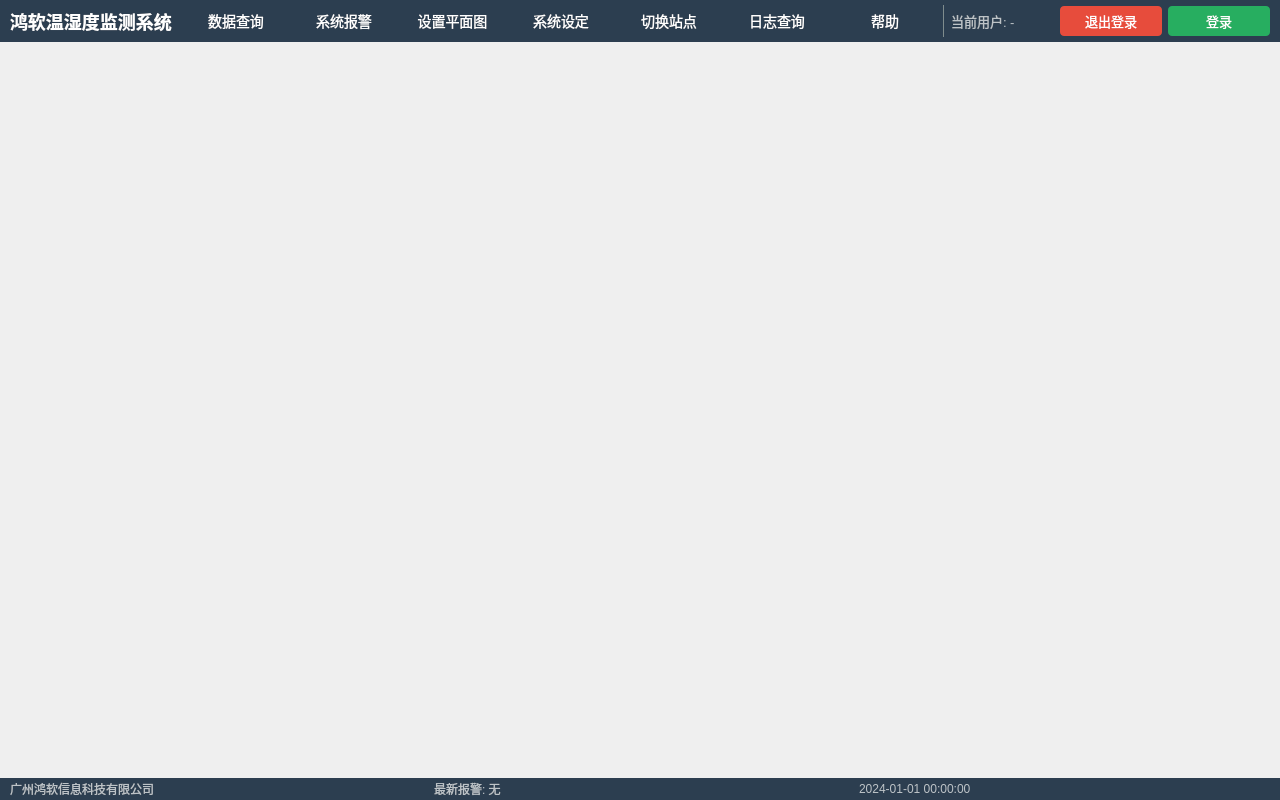
Before: the Qt Designer form ui/mainwindow.ui in 1034569185/1034569185, drawn with Qt 5.
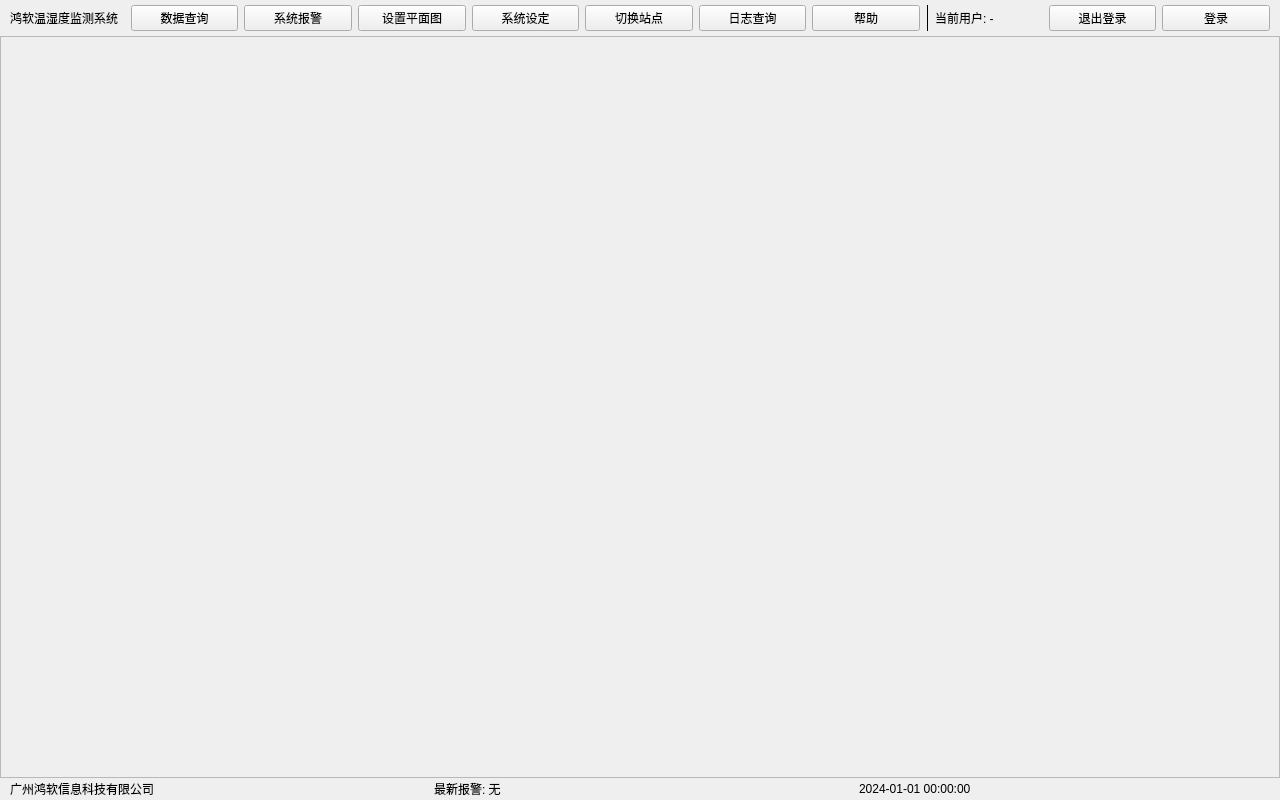
After: the same form once the commit is applied.

Commit message:
Polish QSS skin integration and remove inline style overrides
Agent-Logs-Url: https://github.com/1034569185/1034569185/sessions/25855561-4c25-4243-ade2-edfe54ba42ff

Diff of the .ui file:
```diff
--- a/ui/mainwindow.ui
+++ b/ui/mainwindow.ui
@@ -36,9 +36,6 @@
       <property name="maximumHeight">
        <number>60</number>
       </property>
-      <property name="styleSheet">
-       <string>QWidget#topBarWidget { background-color: #2c3e50; }</string>
-      </property>
       <layout class="QHBoxLayout" name="topBarLayout">
        <property name="leftMargin">
         <number>10</number>
@@ -57,9 +54,6 @@
          <property name="text">
           <string>鸿软温湿度监测系统</string>
          </property>
-         <property name="styleSheet">
-          <string>QLabel { color: white; font-size: 18px; font-weight: bold; }</string>
-         </property>
         </widget>
        </item>
        <item>
@@ -74,10 +68,6 @@
          <property name="text">
           <string>数据查询</string>
          </property>
-         <property name="styleSheet">
-          <string>QPushButton { color: white; background-color: transparent; border: none; font-size: 14px; padding: 5px 10px; }
-QPushButton:hover { background-color: #34495e; border-radius: 4px; }</string>
-         </property>
         </widget>
        </item>
        <item>
@@ -85,10 +75,6 @@
          <property name="text">
           <string>系统报警</string>
          </property>
-         <property name="styleSheet">
-          <string>QPushButton { color: white; background-color: transparent; border: none; font-size: 14px; padding: 5px 10px; }
-QPushButton:hover { background-color: #34495e; border-radius: 4px; }</string>
-         </property>
         </widget>
        </item>
        <item>
@@ -96,10 +82,6 @@
          <property name="text">
           <string>设置平面图</string>
          </property>
-         <property name="styleSheet">
-          <string>QPushButton { color: white; background-color: transparent; border: none; font-size: 14px; padding: 5px 10px; }
-QPushButton:hover { background-color: #34495e; border-radius: 4px; }</string>
-         </property>
         </widget>
        </item>
        <item>
@@ -107,10 +89,6 @@
          <property name="text">
           <string>系统设定</string>
          </property>
-         <property name="styleSheet">
-          <string>QPushButton { color: white; background-color: transparent; border: none; font-size: 14px; padding: 5px 10px; }
-QPushButton:hover { background-color: #34495e; border-radius: 4px; }</string>
-         </property>
         </widget>
        </item>
        <item>
@@ -118,10 +96,6 @@
          <property name="text">
           <string>切换站点</string>
          </property>
-         <property name="styleSheet">
-          <string>QPushButton { color: white; background-color: transparent; border: none; font-size: 14px; padding: 5px 10px; }
-QPushButton:hover { background-color: #34495e; border-radius: 4px; }</string>
-         </property>
         </widget>
        </item>
        <item>
@@ -129,10 +103,6 @@
          <property name="text">
           <string>日志查询</string>
          </property>
-         <property name="styleSheet">
-          <string>QPushButton { color: white; background-color: transparent; border: none; font-size: 14px; padding: 5px 10px; }
-QPushButton:hover { background-color: #34495e; border-radius: 4px; }</string>
-         </property>
         </widget>
        </item>
        <item>
@@ -140,10 +110,6 @@
          <property name="text">
           <string>帮助</string>
          </property>
-         <property name="styleSheet">
-          <string>QPushButton { color: white; background-color: transparent; border: none; font-size: 14px; padding: 5px 10px; }
-QPushButton:hover { background-color: #34495e; border-radius: 4px; }</string>
-         </property>
         </widget>
        </item>
        <item>
@@ -151,9 +117,6 @@
          <property name="frameShape">
           <enum>QFrame::VLine</enum>
          </property>
-         <property name="styleSheet">
-          <string>QFrame { color: #7f8c8d; }</string>
-         </property>
         </widget>
        </item>
        <item>
@@ -161,9 +124,6 @@
          <property name="text">
           <string>当前用户: -</string>
          </property>
-         <property name="styleSheet">
-          <string>QLabel { color: #bdc3c7; font-size: 13px; }</string>
-         </property>
         </widget>
        </item>
        <item>
@@ -171,10 +131,6 @@
          <property name="text">
           <string>退出登录</string>
          </property>
-         <property name="styleSheet">
-          <string>QPushButton { color: white; background-color: #e74c3c; border: none; font-size: 13px; padding: 5px 10px; border-radius: 4px; }
-QPushButton:hover { background-color: #c0392b; }</string>
-         </property>
         </widget>
        </item>
        <item>
@@ -182,10 +138,6 @@
          <property name="text">
           <string>登录</string>
          </property>
-         <property name="styleSheet">
-          <string>QPushButton { color: white; background-color: #27ae60; border: none; font-size: 13px; padding: 5px 10px; border-radius: 4px; }
-QPushButton:hover { background-color: #229954; }</string>
-         </property>
         </widget>
        </item>
       </layout>
@@ -209,9 +161,6 @@
       <property name="widgetResizable">
        <bool>true</bool>
       </property>
-      <property name="styleSheet">
-       <string>QScrollArea { background-color: #f5f5f5; border: none; }</string>
-      </property>
       <widget class="QWidget" name="sensorContainer">
        <layout class="QGridLayout" name="sensorGridLayout">
         <property name="spacing">
@@ -239,9 +188,6 @@
       <property name="maximumHeight">
        <number>30</number>
       </property>
-      <property name="styleSheet">
-       <string>QWidget#statusBarWidget { background-color: #2c3e50; }</string>
-      </property>
       <layout class="QHBoxLayout" name="statusBarLayout">
        <property name="leftMargin">
         <number>10</number>
@@ -260,9 +206,6 @@
          <property name="text">
           <string>广州鸿软信息科技有限公司</string>
          </property>
-         <property name="styleSheet">
-          <string>QLabel { color: #bdc3c7; font-size: 12px; }</string>
-         </property>
         </widget>
        </item>
        <item>
@@ -277,9 +220,6 @@
          <property name="text">
           <string>最新报警: 无</string>
          </property>
-         <property name="styleSheet">
-          <string>QLabel { color: #bdc3c7; font-size: 12px; }</string>
-         </property>
         </widget>
        </item>
        <item>
@@ -294,9 +234,6 @@
          <property name="text">
           <string>2024-01-01 00:00:00</string>
          </property>
-         <property name="styleSheet">
-          <string>QLabel { color: #bdc3c7; font-size: 12px; }</string>
-         </property>
         </widget>
        </item>
       </layout>
```
Left out of the diff: 4 changed lines with no effect on the pictures. The commit also changes 13 other files.
